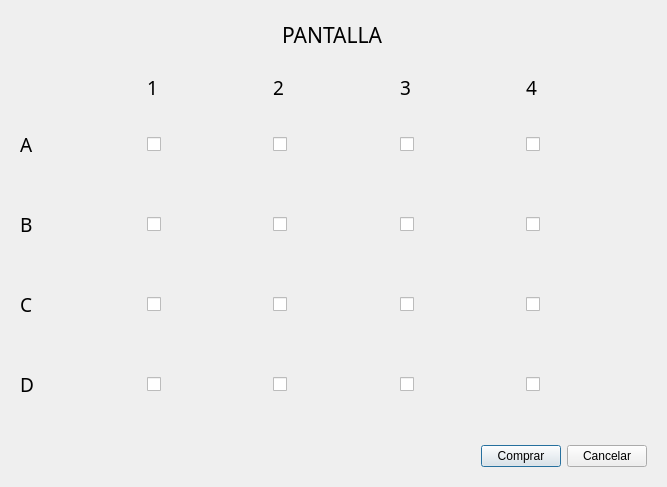
Above: asientos.ui from DaniMena04/P60-Cine_Interfaz- before the change. Below: the same form after it.
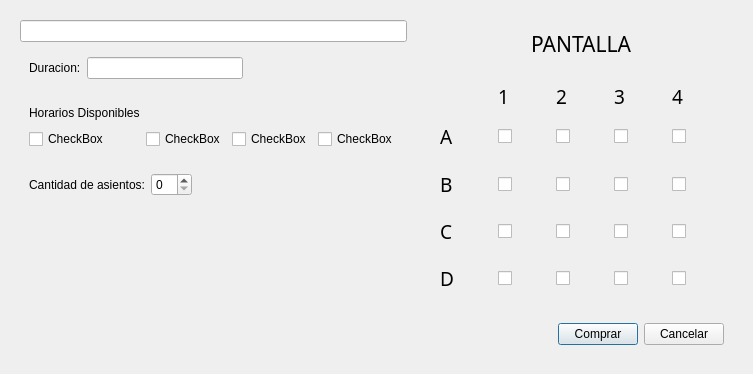
That is the form after the change. Icons and pictures are not drawn.

The edit to the form file:
```diff
--- a/asientos.ui
+++ b/asientos.ui
@@ -6,15 +6,160 @@
    <rect>
     <x>0</x>
     <y>0</y>
-    <width>667</width>
-    <height>487</height>
+    <width>753</width>
+    <height>374</height>
    </rect>
   </property>
   <property name="windowTitle">
    <string>Dialog</string>
   </property>
-  <layout class="QVBoxLayout" name="verticalLayout">
+  <layout class="QHBoxLayout" name="horizontalLayout_6">
    <item>
+    <widget class="QWidget" name="widget_5" native="true">
+     <layout class="QGridLayout" name="gridLayout_4">
+      <item row="2" column="0">
+       <widget class="QWidget" name="widget_9" native="true">
+        <layout class="QGridLayout" name="gridLayout_3">
+         <item row="0" column="0">
+          <widget class="QLabel" name="label_12">
+           <property name="text">
+            <string>Horarios Disponibles</string>
+           </property>
+          </widget>
+         </item>
+         <item row="1" column="0">
+          <widget class="QCheckBox" name="outHora_1">
+           <property name="text">
+            <string>CheckBox</string>
+           </property>
+          </widget>
+         </item>
+         <item row="1" column="1">
+          <widget class="QCheckBox" name="outHora_2">
+           <property name="text">
+            <string>CheckBox</string>
+           </property>
+          </widget>
+         </item>
+         <item row="1" column="2">
+          <widget class="QCheckBox" name="outHora_3">
+           <property name="text">
+            <string>CheckBox</string>
+           </property>
+          </widget>
+         </item>
+         <item row="1" column="3">
+          <widget class="QCheckBox" name="outHora_4">
+           <property name="text">
+            <string>CheckBox</string>
+           </property>
+          </widget>
+         </item>
+         <item row="0" column="1" colspan="3">
+          <spacer name="horizontalSpacer_7">
+           <property name="orientation">
+            <enum>Qt::Horizontal</enum>
+           </property>
+           <property name="sizeHint" stdset="0">
+            <size>
+             <width>463</width>
+             <height>20</height>
+            </size>
+           </property>
+          </spacer>
+         </item>
+        </layout>
+       </widget>
+      </item>
+      <item row="0" column="0">
+       <widget class="QLineEdit" name="outPelicula">
+        <property name="readOnly">
+         <bool>true</bool>
+        </property>
+       </widget>
+      </item>
+      <item row="3" column="0">
+       <widget class="QWidget" name="widget_8" native="true">
+        <layout class="QHBoxLayout" name="horizontalLayout_5">
+         <item>
+          <widget class="QLabel" name="label_11">
+           <property name="text">
+            <string>Cantidad de asientos:</string>
+           </property>
+          </widget>
+         </item>
+         <item>
+          <widget class="QSpinBox" name="spinBox"/>
+         </item>
+         <item>
+          <spacer name="horizontalSpacer_6">
+           <property name="orientation">
+            <enum>Qt::Horizontal</enum>
+           </property>
+           <property name="sizeHint" stdset="0">
+            <size>
+             <width>457</width>
+             <height>20</height>
+            </size>
+           </property>
+          </spacer>
+         </item>
+        </layout>
+       </widget>
+      </item>
+      <item row="1" column="0">
+       <widget class="QWidget" name="widget_7" native="true">
+        <layout class="QHBoxLayout" name="horizontalLayout_4">
+         <item>
+          <widget class="QLabel" name="label_10">
+           <property name="text">
+            <string>Duracion:</string>
+           </property>
+          </widget>
+         </item>
+         <item>
+          <widget class="QLineEdit" name="outDuracion">
+           <property name="readOnly">
+            <bool>true</bool>
+           </property>
+          </widget>
+         </item>
+         <item>
+          <spacer name="horizontalSpacer_5">
+           <property name="orientation">
+            <enum>Qt::Horizontal</enum>
+           </property>
+           <property name="sizeHint" stdset="0">
+            <size>
+             <width>40</width>
+             <height>20</height>
+            </size>
+           </property>
+          </spacer>
+         </item>
+        </layout>
+       </widget>
+      </item>
+      <item row="4" column="0">
+       <spacer name="verticalSpacer">
+        <property name="orientation">
+         <enum>Qt::Vertical</enum>
+        </property>
+        <property name="sizeHint" stdset="0">
+         <size>
+          <width>20</width>
+          <height>40</height>
+         </size>
+        </property>
+       </spacer>
+      </item>
+     </layout>
+    </widget>
+   </item>
+   <item>
+    <widget class="QWidget" name="widget" native="true">
+     <layout class="QGridLayout" name="gridLayout_2">
+      <item row="0" column="0">
     <widget class="QWidget" name="widget_2" native="true">
      <property name="minimumSize">
       <size>
@@ -71,8 +216,8 @@
      </layout>
     </widget>
    </item>
-   <item>
-    <widget class="QWidget" name="widget" native="true">
+      <item row="1" column="0">
+       <widget class="QWidget" name="widget_4" native="true">
      <layout class="QGridLayout" name="gridLayout">
       <item row="3" column="2">
        <widget class="QCheckBox" name="C2">
@@ -630,7 +775,7 @@
      </layout>
     </widget>
    </item>
-   <item>
+      <item row="2" column="0">
     <widget class="QWidget" name="widget_3" native="true">
      <layout class="QHBoxLayout" name="horizontalLayout_2">
       <item>
@@ -658,6 +803,9 @@
         <property name="text">
          <string>Cancelar</string>
         </property>
+          </widget>
+         </item>
+        </layout>
        </widget>
       </item>
      </layout>
```
Lines whose indentation alone changed are shown as unchanged.
